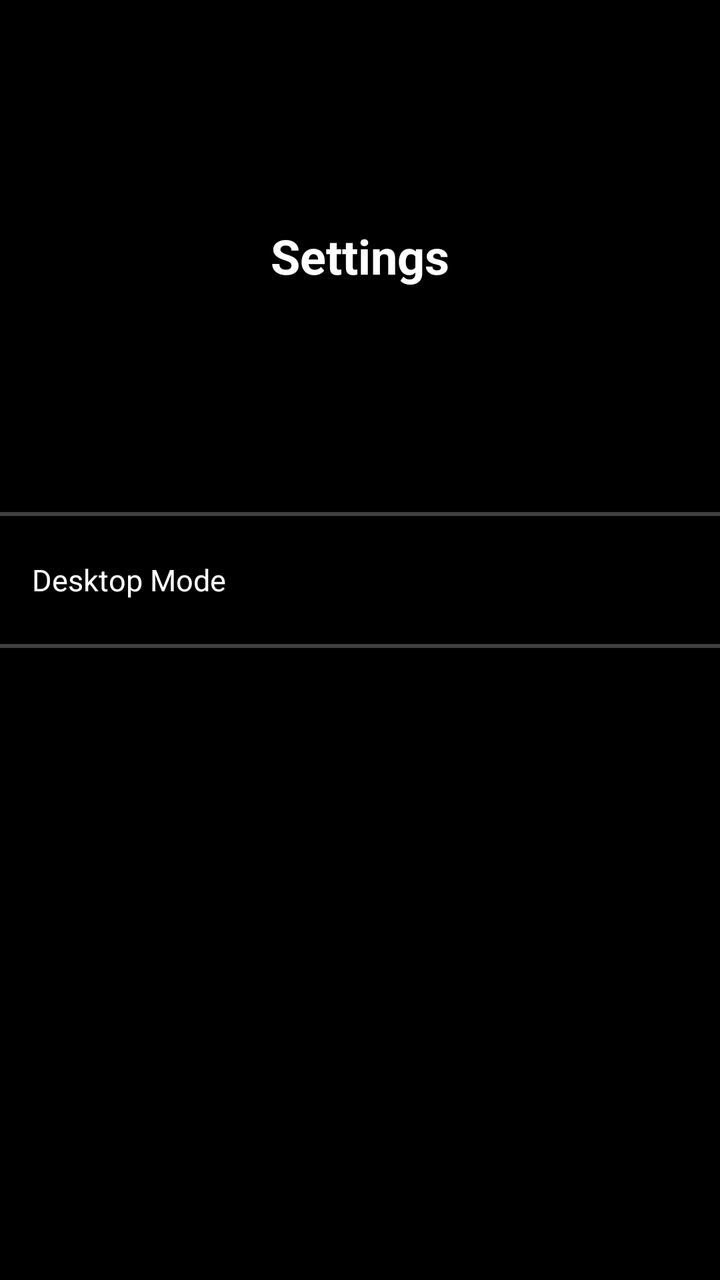
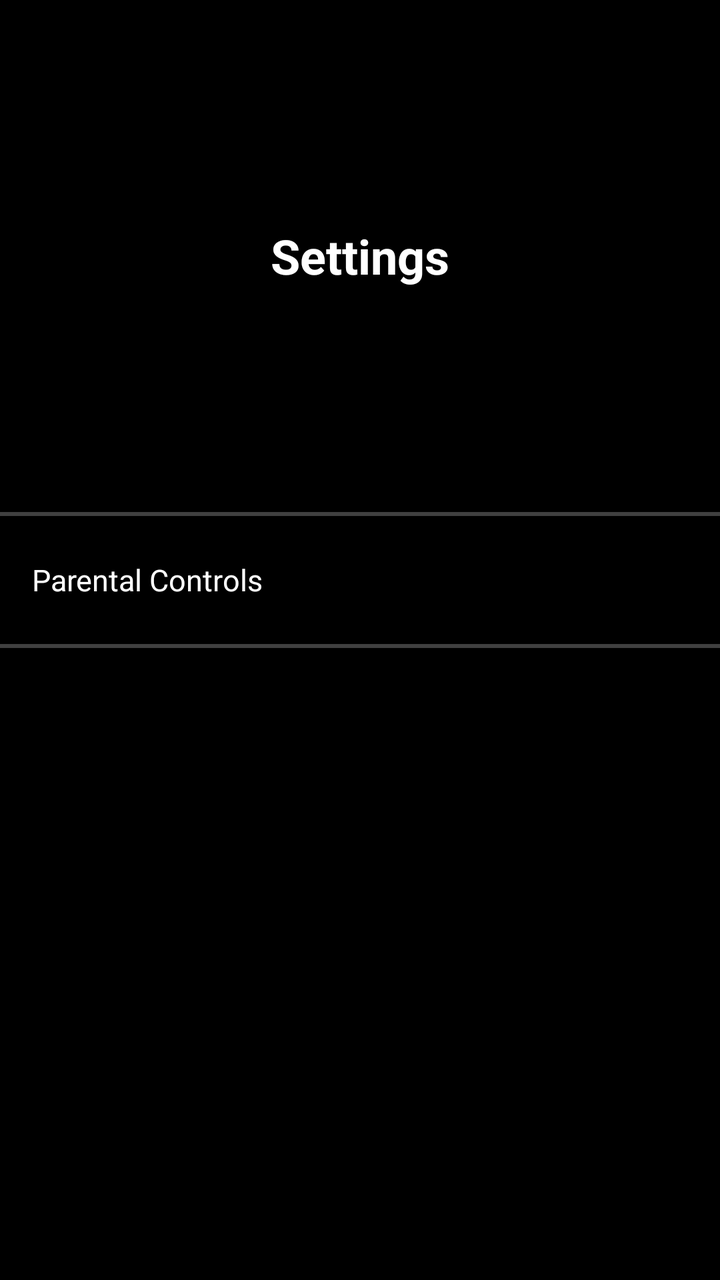

Screens rendered from an Android XML layout before and after an edit, with the pre-edit source and the edit as a unified diff.
<!-- AndroidManifest.xml: application theme Theme.GeckoBrowser -->
<!-- res/layout/activity_settings.xml -->
<?xml version="1.0" encoding="utf-8"?>
<ScrollView xmlns:android="http://schemas.android.com/apk/res/android"
    android:layout_width="match_parent"
    android:layout_height="match_parent"
    android:background="@android:color/black"
    android:fillViewport="true">

    <LinearLayout
        android:layout_width="match_parent"
        android:layout_height="wrap_content"
        android:orientation="vertical">

        <FrameLayout
            android:layout_width="match_parent"
            android:layout_height="256dp"
            android:background="@android:color/black">

            <TextView
                android:id="@+id/pageTitle"
                android:layout_width="match_parent"
                android:layout_height="wrap_content"
                android:layout_gravity="center"
                android:gravity="center"
                android:paddingHorizontal="16dp"
                android:text="@string/settings_title"
                android:textColor="@color/text_primary"
                android:textSize="24sp"
                android:textStyle="bold" />
        </FrameLayout>

        <View
            android:layout_width="match_parent"
            android:layout_height="2dp"
            android:background="@color/divider" />

        <TextView
            android:id="@+id/rowDesktopMode"
            android:layout_width="match_parent"
            android:layout_height="64dp"
            android:background="?android:attr/selectableItemBackground"
            android:gravity="center_vertical"
            android:paddingHorizontal="16dp"
            android:text="@string/menu_desktop_mode"
            android:textColor="@color/text_primary"
            android:textSize="15sp" />

        <View
            android:layout_width="match_parent"
            android:layout_height="2dp"
            android:background="@color/divider" />

    </LinearLayout>
</ScrollView>
<!-- resources referenced by this layout -->
<resources>
  <color name="divider">#80808080</color>
  <color name="text_primary">@android:color/white</color>
  <string name="menu_desktop_mode">Desktop Mode</string>
  <string name="settings_title">Settings</string>
  <style name="Theme.GeckoBrowser" parent="Theme.AppCompat.NoActionBar">
          <item name="android:windowNoTitle">true</item>
          <item name="android:windowFullscreen">false</item>
          <item name="android:statusBarColor">@android:color/black</item>
          <item name="android:navigationBarColor">@android:color/black</item>
          <item name="android:windowBackground">@color/bg</item>
      </style>
  <color name="bg">@android:color/black</color>
</resources>

<!-- the commit's change to res/layout/activity_settings.xml (unified diff, before → after) -->
@@ -34,13 +34,13 @@
             android:background="@color/divider" />
 
         <TextView
-            android:id="@+id/rowDesktopMode"
+            android:id="@+id/rowParentalControls"
             android:layout_width="match_parent"
             android:layout_height="64dp"
             android:background="?android:attr/selectableItemBackground"
             android:gravity="center_vertical"
             android:paddingHorizontal="16dp"
-            android:text="@string/menu_desktop_mode"
+            android:text="@string/parental_controls"
             android:textColor="@color/text_primary"
             android:textSize="15sp" />
 
<!-- resource entries referenced after the edit -->
@@ -2,7 +2,7 @@
 <resources>
   <color name="divider">#80808080</color>
   <color name="text_primary">@android:color/white</color>
-  <string name="menu_desktop_mode">Desktop Mode</string>
+  <string name="parental_controls">Parental Controls</string>
   <string name="settings_title">Settings</string>
   <style name="Theme.GeckoBrowser" parent="Theme.AppCompat.NoActionBar">
           <item name="android:windowNoTitle">true</item>
